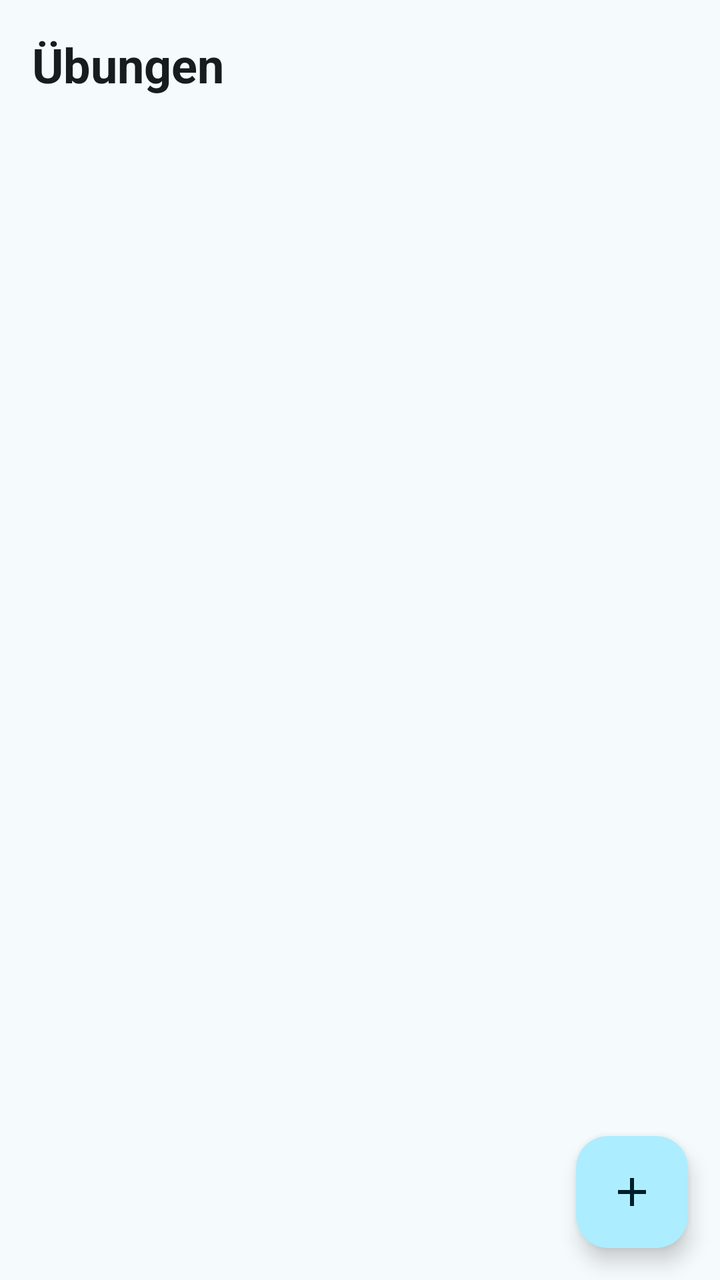
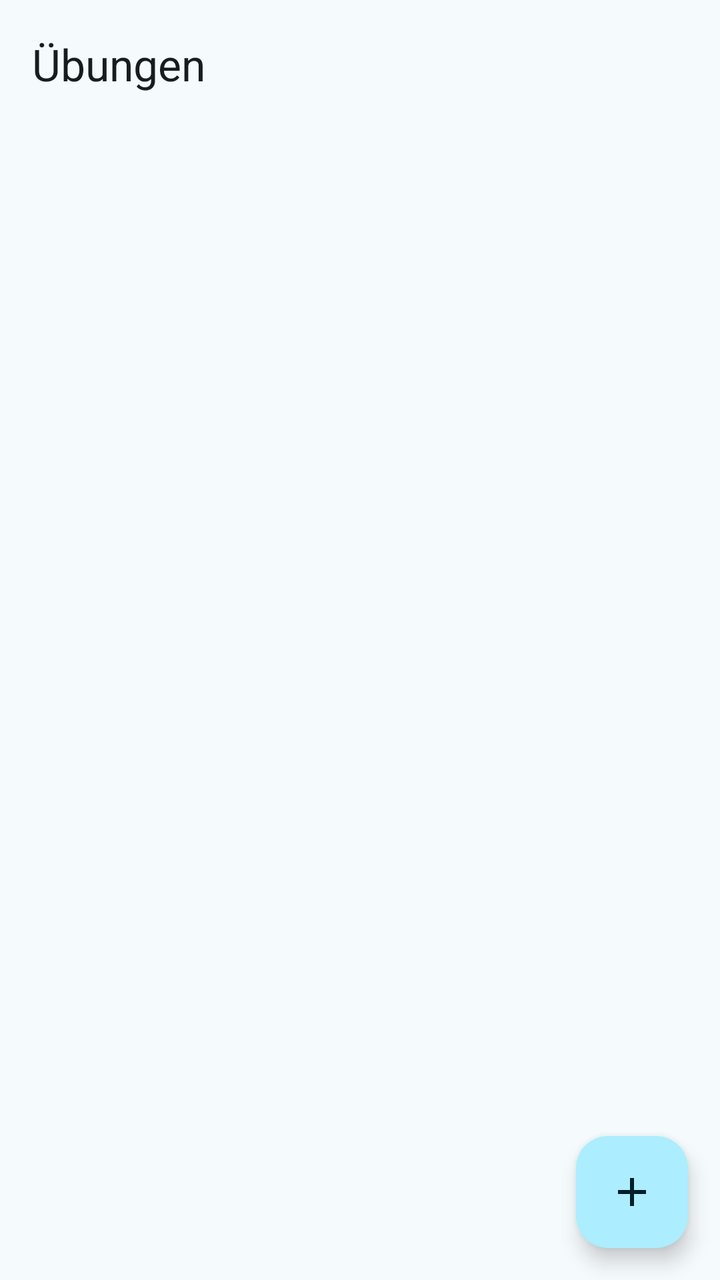

Two renders of the same Android screen: before a commit and after it. Below are the layout's source before the change and the commit's diff.
<!-- AndroidManifest.xml: application theme Theme.Workout -->
<!-- res/layout/fragment_exercise_list.xml -->
<?xml version="1.0" encoding="utf-8"?>
<FrameLayout
    xmlns:android="http://schemas.android.com/apk/res/android"
    xmlns:app="http://schemas.android.com/apk/res-auto"
    android:layout_width="match_parent"
    android:layout_height="match_parent">

    <LinearLayout
        android:layout_width="match_parent"
        android:layout_height="match_parent"
        android:orientation="vertical"
        android:padding="16dp">

        <TextView
            android:layout_width="wrap_content"
            android:layout_height="wrap_content"
            android:text="@string/uebungen"
            android:textSize="24sp"
            android:textStyle="bold"/>

        <TextView
            android:id="@+id/txtEmpty"
            android:layout_width="wrap_content"
            android:layout_height="wrap_content"
            android:layout_marginTop="24dp"
            android:text="@string/keine_uebungen_vorhanden"
            android:visibility="gone"/>

        <androidx.recyclerview.widget.RecyclerView
            android:id="@+id/recyclerExercises"
            android:layout_width="match_parent"
            android:layout_height="0dp"
            android:layout_marginTop="16dp"
            android:layout_weight="1"/>

    </LinearLayout>

    <com.google.android.material.floatingactionbutton.FloatingActionButton
        android:id="@+id/fabAddExercise"
        android:layout_width="wrap_content"
        android:layout_height="wrap_content"
        android:layout_gravity="bottom|end"
        android:layout_margin="16dp"
        android:contentDescription="Übung hinzufügen"
        app:srcCompat="@drawable/ic_add"/>

</FrameLayout>
<!-- resources referenced by this layout -->
<resources>
  <!-- drawable ic_add (drawable) -->
  <vector xmlns:android="http://schemas.android.com/apk/res/android"
      android:width="24dp"
      android:height="24dp"
      android:viewportWidth="24"
      android:viewportHeight="24">
      <path
          android:fillColor="#FFFFFFFF"
          android:pathData="M19,13h-6v6h-2v-6H5v-2h6V5h2v6h6v2z"/>
  </vector>
  <string name="keine_uebungen_vorhanden">Keine Übungen vorhanden</string>
  <string name="uebungen">Übungen</string>
  <style name="Theme.Workout" parent="Base.Theme.Workout" />
  <color name="primary">#00687A</color>
  <color name="on_primary">#FFFFFF</color>
  <color name="primary_container">#ACEDFF</color>
  <color name="on_primary_container">#001F26</color>
  <color name="primary_inverse">#84D2E7</color>
  <color name="secondary">#4B6269</color>
  <color name="on_secondary">#FFFFFF</color>
  <color name="secondary_container">#CEE7EF</color>
  <color name="on_secondary_container">#061F25</color>
  <color name="tertiary">#565D7E</color>
  <color name="on_tertiary">#FFFFFF</color>
  <color name="tertiary_container">#DDE1FF</color>
  <color name="on_tertiary_container">#131A37</color>
  <color name="error">#BA1A1A</color>
  <color name="on_error">#FFFFFF</color>
  <color name="error_container">#FFDAD6</color>
  <color name="on_error_container">#410002</color>
  <color name="surface">#F5FAFC</color>
  <color name="on_surface">#171C1E</color>
  <color name="surface_variant">#DBE4E7</color>
  <color name="on_surface_variant">#3F484B</color>
  <color name="surface_inverse">#2B3133</color>
  <color name="on_surface_inverse">#ECF2F4</color>
  <color name="surface_dim">#D5DBDD</color>
  <color name="surface_bright">#F5FAFC</color>
  <color name="surface_container_lowest">#FFFFFF</color>
  <color name="surface_container_low">#EFF4F7</color>
  <color name="surface_container">#E9EFF1</color>
  <color name="surface_container_high">#E3E9EB</color>
  <color name="surface_container_highest">#DEE3E6</color>
  <color name="outline">#70797C</color>
  <color name="outline_variant">#BFC8CB</color>
  <!-- unchanged entries left out for length: 1 -->
</resources>

<!-- the commit's change to res/layout/fragment_exercise_list.xml (unified diff, before → after) -->
@@ -1,47 +1,51 @@
 <?xml version="1.0" encoding="utf-8"?>
-<FrameLayout
-    xmlns:android="http://schemas.android.com/apk/res/android"
+<LinearLayout xmlns:android="http://schemas.android.com/apk/res/android"
     xmlns:app="http://schemas.android.com/apk/res-auto"
     android:layout_width="match_parent"
-    android:layout_height="match_parent">
+    android:layout_height="match_parent"
+    android:orientation="vertical">
 
-    <LinearLayout
+    <com.google.android.material.appbar.MaterialToolbar
+        android:id="@+id/toolbar"
         android:layout_width="match_parent"
-        android:layout_height="match_parent"
-        android:orientation="vertical"
-        android:padding="16dp">
+        android:layout_height="?attr/actionBarSize"
+        app:title="@string/uebungen"/>
 
-        <TextView
+    <FrameLayout
+        android:layout_width="match_parent"
+        android:layout_height="match_parent">
+
+        <LinearLayout
+            android:layout_width="match_parent"
+            android:layout_height="match_parent"
+            android:orientation="vertical"
+            android:padding="16dp">
+
+            <TextView
+                android:id="@+id/txtEmpty"
+                android:layout_width="wrap_content"
+                android:layout_height="wrap_content"
+                android:layout_marginTop="24dp"
+                android:text="@string/keine_uebungen_vorhanden"
+                android:visibility="gone"/>
+
+            <androidx.recyclerview.widget.RecyclerView
+                android:id="@+id/recyclerExercises"
+                android:layout_width="match_parent"
+                android:layout_height="0dp"
+                android:layout_marginTop="16dp"
+                android:layout_weight="1"/>
+
+        </LinearLayout>
+
+        <com.google.android.material.floatingactionbutton.FloatingActionButton
+            android:id="@+id/fabAddExercise"
             android:layout_width="wrap_content"
             android:layout_height="wrap_content"
-            android:text="@string/uebungen"
-            android:textSize="24sp"
-            android:textStyle="bold"/>
+            android:layout_gravity="bottom|end"
+            android:layout_margin="16dp"
+            android:contentDescription="Übung hinzufügen"
+            app:srcCompat="@drawable/ic_add"/>
 
-        <TextView
-            android:id="@+id/txtEmpty"
-            android:layout_width="wrap_content"
-            android:layout_height="wrap_content"
-            android:layout_marginTop="24dp"
-            android:text="@string/keine_uebungen_vorhanden"
-            android:visibility="gone"/>
-
-        <androidx.recyclerview.widget.RecyclerView
-            android:id="@+id/recyclerExercises"
-            android:layout_width="match_parent"
-            android:layout_height="0dp"
-            android:layout_marginTop="16dp"
-            android:layout_weight="1"/>
-
-    </LinearLayout>
-
-    <com.google.android.material.floatingactionbutton.FloatingActionButton
-        android:id="@+id/fabAddExercise"
-        android:layout_width="wrap_content"
-        android:layout_height="wrap_content"
-        android:layout_gravity="bottom|end"
-        android:layout_margin="16dp"
-        android:contentDescription="Übung hinzufügen"
-        app:srcCompat="@drawable/ic_add"/>
-
-</FrameLayout>
+    </FrameLayout>
+</LinearLayout>
